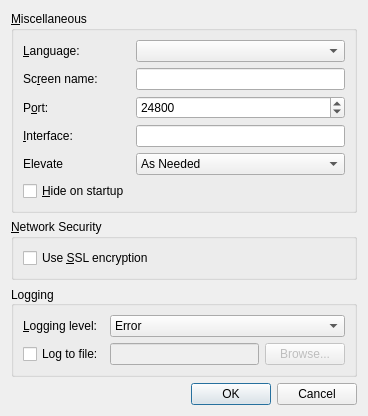
Above: src/gui/src/SettingsDialogBase.ui from deskflow/deskflow before the change. Below: the same form after it.
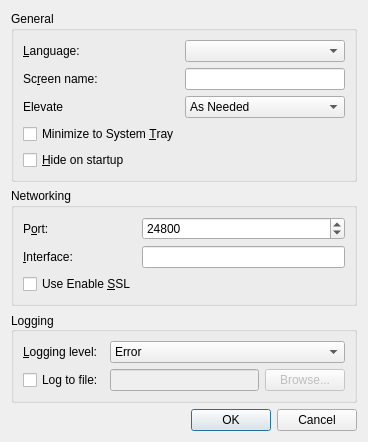
That is the form after the change.

Commit message: changed SettingsDialog layout to group options more reasonably added checkbox for minimizing to tray don't hide "hide on startup" on windows

The edit to the form file:
```diff
--- a/src/gui/src/SettingsDialogBase.ui
+++ b/src/gui/src/SettingsDialogBase.ui
@@ -15,11 +15,48 @@
   </property>
   <layout class="QVBoxLayout" name="verticalLayout">
    <item>
-    <widget class="QGroupBox" name="m_pGroupAdvanced">
+    <widget class="QGroupBox" name="m_pGroupGeneral">
+     <property name="enabled">
+      <bool>true</bool>
+     </property>
+     <property name="sizePolicy">
+      <sizepolicy hsizetype="Preferred" vsizetype="Preferred">
+       <horstretch>0</horstretch>
+       <verstretch>0</verstretch>
+      </sizepolicy>
+     </property>
      <property name="title">
-      <string>&amp;Miscellaneous</string>
+      <string>General</string>
      </property>
-     <layout class="QGridLayout" name="gridLayout_3">
+     <layout class="QFormLayout" name="formLayout">
+      <property name="fieldGrowthPolicy">
+       <enum>QFormLayout::AllNonFixedFieldsGrow</enum>
+      </property>
+      <item row="0" column="0">
+       <widget class="QLabel" name="m_pLabel_27">
+        <property name="sizePolicy">
+         <sizepolicy hsizetype="Preferred" vsizetype="Preferred">
+          <horstretch>0</horstretch>
+          <verstretch>0</verstretch>
+         </sizepolicy>
+        </property>
+        <property name="minimumSize">
+         <size>
+          <width>75</width>
+          <height>0</height>
+         </size>
+        </property>
+        <property name="text">
+         <string>&amp;Language:</string>
+        </property>
+        <property name="buddy">
+         <cstring>m_pComboLanguage</cstring>
+        </property>
+       </widget>
+      </item>
+      <item row="0" column="1">
+       <widget class="QComboBox" name="m_pComboLanguage"/>
+      </item>
       <item row="1" column="0">
        <widget class="QLabel" name="m_pLabel_19">
         <property name="minimumSize">
@@ -44,6 +81,61 @@
        </widget>
       </item>
       <item row="2" column="0">
+       <widget class="QLabel" name="m_pLabelElevate">
+        <property name="text">
+         <string>Elevate</string>
+        </property>
+       </widget>
+      </item>
+      <item row="2" column="1">
+       <widget class="QComboBox" name="m_pComboElevate">
+        <property name="toolTip">
+         <string>Specify when the Barrier service should run at an elevated privilege level</string>
+        </property>
+        <property name="currentIndex">
+         <number>0</number>
+        </property>
+        <item>
+         <property name="text">
+          <string>As Needed</string>
+         </property>
+        </item>
+        <item>
+         <property name="text">
+          <string>Always</string>
+         </property>
+        </item>
+        <item>
+         <property name="text">
+          <string>Never</string>
+         </property>
+        </item>
+       </widget>
+      </item>
+      <item row="3" column="0">
+       <widget class="QCheckBox" name="m_pCheckBoxMinimizeToTray">
+        <property name="text">
+         <string>Minimize to System &amp;Tray</string>
+        </property>
+       </widget>
+      </item>
+      <item row="4" column="0">
+       <widget class="QCheckBox" name="m_pCheckBoxAutoHide">
+        <property name="text">
+         <string>&amp;Hide on startup</string>
+        </property>
+       </widget>
+      </item>
+     </layout>
+    </widget>
+   </item>
+   <item>
+    <widget class="QGroupBox" name="m_pGroupNetworking">
+     <property name="title">
+      <string>Networking</string>
+     </property>
+     <layout class="QGridLayout" name="gridLayout_3">
+      <item row="0" column="0">
        <widget class="QLabel" name="m_pLabel_20">
         <property name="text">
          <string>P&amp;ort:</string>
@@ -53,7 +145,7 @@
         </property>
        </widget>
       </item>
-      <item row="2" column="1">
+      <item row="0" column="1">
        <widget class="QSpinBox" name="m_pSpinBoxPort">
         <property name="enabled">
          <bool>true</bool>
@@ -72,7 +164,7 @@
         </property>
        </widget>
       </item>
-      <item row="3" column="0">
+      <item row="1" column="0">
        <widget class="QLabel" name="m_pLabel_21">
         <property name="text">
          <string>&amp;Interface:</string>
@@ -82,118 +174,20 @@
         </property>
        </widget>
       </item>
-      <item row="3" column="1">
+      <item row="1" column="1">
        <widget class="QLineEdit" name="m_pLineEditInterface">
         <property name="enabled">
          <bool>true</bool>
         </property>
        </widget>
       </item>
-      <item row="0" column="0">
-       <widget class="QLabel" name="m_pLabel_27">
-        <property name="sizePolicy">
-         <sizepolicy hsizetype="Preferred" vsizetype="Preferred">
-          <horstretch>0</horstretch>
-          <verstretch>0</verstretch>
-         </sizepolicy>
-        </property>
-        <property name="minimumSize">
-         <size>
-          <width>75</width>
-          <height>0</height>
-         </size>
-        </property>
-        <property name="text">
-         <string>&amp;Language:</string>
-        </property>
-        <property name="buddy">
-         <cstring>m_pComboLanguage</cstring>
-        </property>
-       </widget>
-      </item>
-      <item row="0" column="1">
-       <widget class="QComboBox" name="m_pComboLanguage"/>
-      </item>
-      <item row="5" column="0">
-       <widget class="QCheckBox" name="m_pCheckBoxAutoHide">
-        <property name="text">
-         <string>&amp;Hide on startup</string>
-        </property>
-       </widget>
-      </item>
-      <item row="4" column="1">
-       <widget class="QComboBox" name="m_pComboElevate">
-        <property name="toolTip">
-         <string>Specify when the Barrier service should run at an elevated privilege level</string>
-        </property>
-        <property name="currentIndex">
-         <number>0</number>
-        </property>
-        <item>
-         <property name="text">
-          <string>As Needed</string>
-         </property>
-        </item>
-        <item>
-         <property name="text">
-          <string>Always</string>
-         </property>
-        </item>
-        <item>
-         <property name="text">
-          <string>Never</string>
-         </property>
-        </item>
-       </widget>
-      </item>
-      <item row="4" column="0">
-       <widget class="QLabel" name="m_pLabelElevate">
-        <property name="text">
-         <string>Elevate</string>
-        </property>
-       </widget>
-      </item>
-     </layout>
-    </widget>
-   </item>
-   <item>
-    <widget class="QGroupBox" name="m_pGroupNetworkSecurity">
-     <property name="enabled">
-      <bool>true</bool>
-     </property>
-     <property name="sizePolicy">
-      <sizepolicy hsizetype="Preferred" vsizetype="Preferred">
-       <horstretch>0</horstretch>
-       <verstretch>0</verstretch>
-      </sizepolicy>
-     </property>
-     <property name="title">
-      <string>&amp;Network Security</string>
-     </property>
-     <layout class="QFormLayout" name="formLayout">
-      <property name="fieldGrowthPolicy">
-       <enum>QFormLayout::AllNonFixedFieldsGrow</enum>
-      </property>
-      <item row="0" column="0">
+      <item row="2" column="0">
        <widget class="QCheckBox" name="m_pCheckBoxEnableCrypto">
         <property name="text">
-         <string>Use &amp;SSL encryption</string>
+         <string>Use Enable &amp;SSL</string>
         </property>
        </widget>
       </item>
-      <item row="0" column="1">
-       <spacer name="horizontalSpacer">
-        <property name="orientation">
-         <enum>Qt::Horizontal</enum>
-        </property>
-        <property name="sizeHint" stdset="0">
-         <size>
-          <width>40</width>
-          <height>20</height>
-         </size>
-        </property>
-       </spacer>
-      </item>
      </layout>
     </widget>
    </item>
```
Left out of the diff: 5 changed lines with no effect on the pictures. The commit also changes 1 other file.
